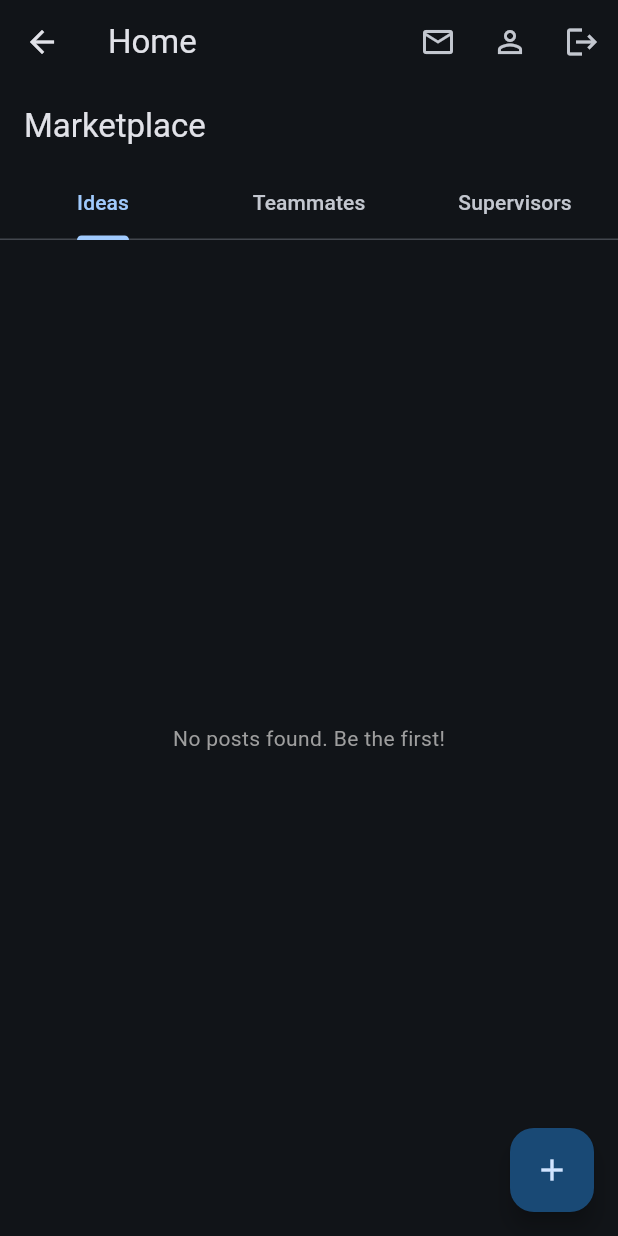
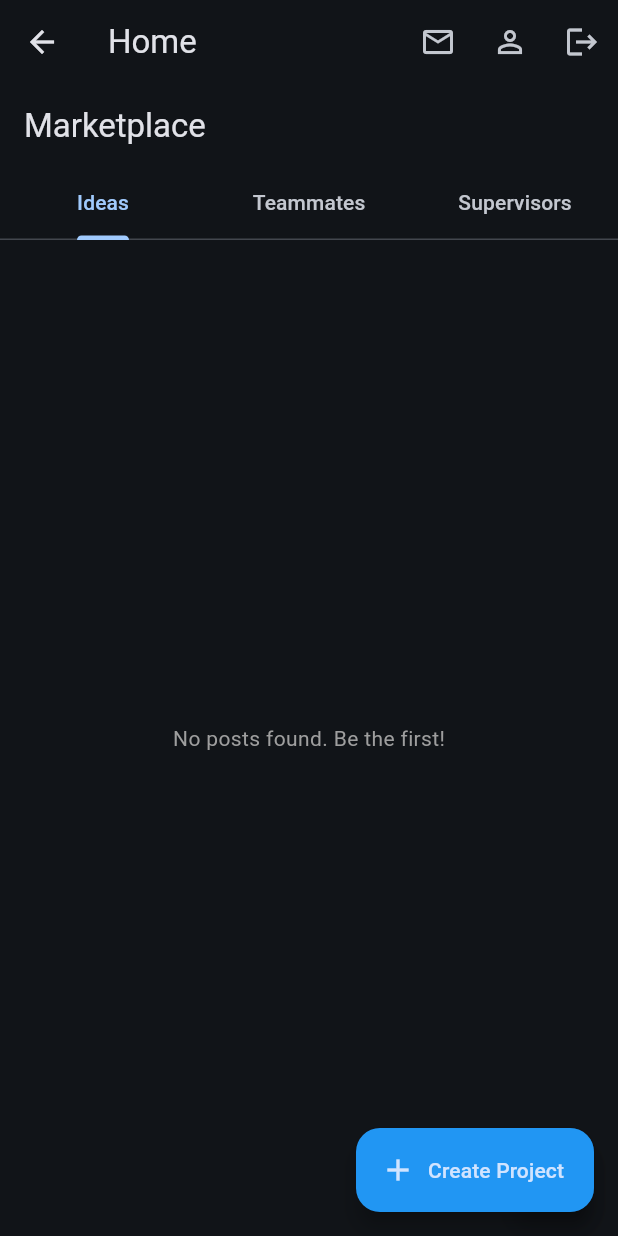
Before and after one commit to BinaryVibe/fyp-hub, a Flutter app: the StudentHomeScreen screen opened directly, on a phone screen of 412 x 824 dp. Run offline on Flutter 3.47's test engine with Material 3 defaults, Android fonts, the light colour scheme and no system bars; our stand-ins replace animate_do, cloud_firestore, firebase_auth, firebase_core; accounts and stored records are empty.

Commit message:
Add 'Create Project' button to student home
Introduced a floating action button on the StudentHomeScreen to allow users to navigate to the CreateProjectScreen. This improves accessibility for project creation directly from the home screen.

```diff
--- a/fyp_hub/lib/screens/home/student_home_screen.dart
+++ b/fyp_hub/lib/screens/home/student_home_screen.dart
@@ -2,6 +2,7 @@ import 'package:flutter/material.dart';
 import 'package:fyp_hub/services/auth_service.dart';
 import 'package:fyp_hub/screens/profile/view_profile_screen.dart';
 import 'package:fyp_hub/screens/requests/inbox_screen.dart';
+import 'package:fyp_hub/screens/projects/create_project_screen.dart'; // IMPORT THIS
 import 'package:fyp_hub/screens/marketplace/marketplace_feed.dart';
 
 class StudentHomeScreen extends StatelessWidget {
@@ -50,6 +51,22 @@ class StudentHomeScreen extends StatelessWidget {
           ),
         ],
       ),
+      // --- THIS BUTTON WAS MISSING IN YOUR PASTE ---
+      floatingActionButton: FloatingActionButton.extended(
+        heroTag: 'create_project_fab',
+        onPressed: () {
+          Navigator.push(
+            context,
+            MaterialPageRoute(
+              builder: (context) => const CreateProjectScreen(),
+            ),
+          );
+        },
+        label: const Text("Create Project"),
+        icon: const Icon(Icons.add),
+        backgroundColor: Colors.blue,
+      ),
+      // ---------------------------------------------
       body: const MarketplaceFeed(),
     );
   }
```
